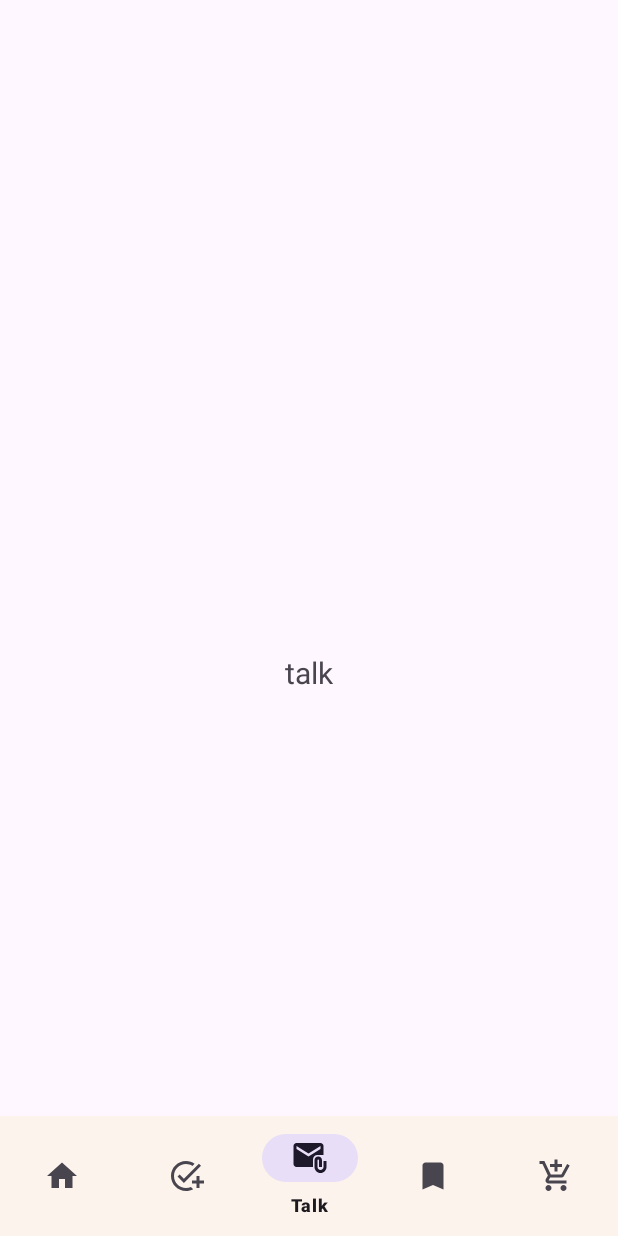
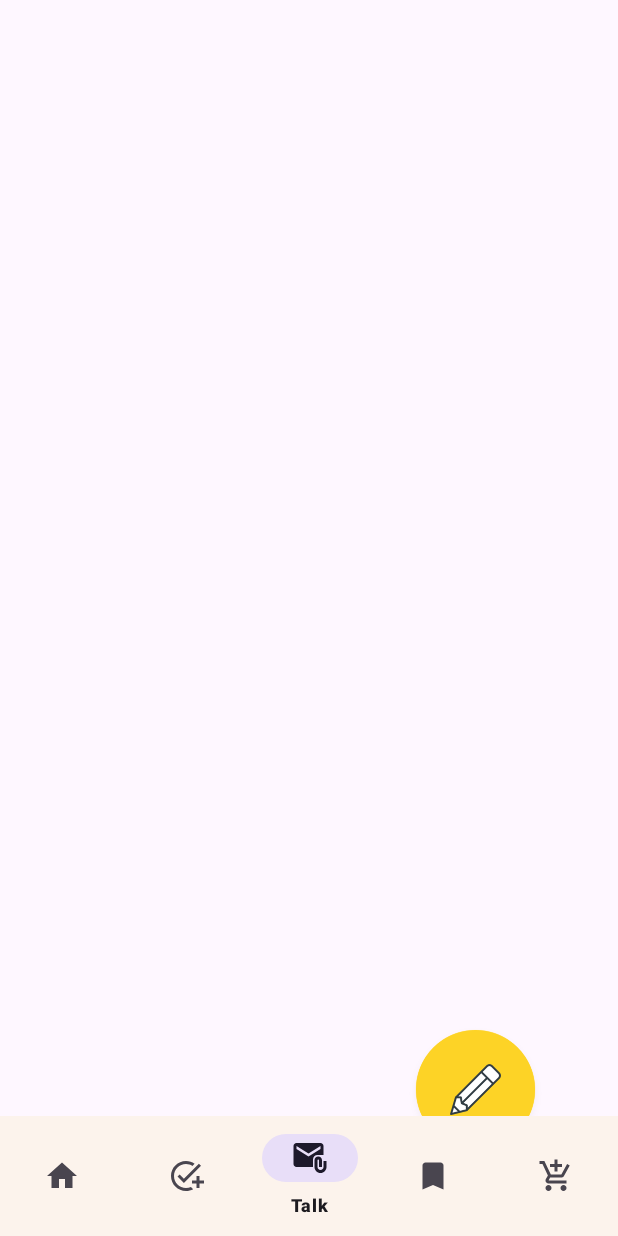
Before and after one commit to isDohyeon/solo-life-talk, an Android app: the TalkFragment screen opened through its navigation route, on a phone screen of 412 x 824 dp. Run offline under Robolectric (Android 15) with nearby library versions, the phone set to English and light mode, and no system bars; our stand-ins replace Firebase (no records; nobody signed in at launch, a user with empty details on screens opened directly), navigation-ui.

Commit message:
feat(talk) : 커뮤니티 글쓰기 기능 구현

```diff
--- a/app/src/main/AndroidManifest.xml
+++ b/app/src/main/AndroidManifest.xml
@@ -14,6 +14,9 @@
         android:supportsRtl="true"
         android:theme="@style/Theme.SoloLifeTalk"
         tools:targetApi="31">
+        <activity
+            android:name=".ui.talk.TalkWriteActivity"
+            android:exported="false" />
         <activity
             android:name=".ui.tip.ContentShowActivity"
             android:exported="false" />
--- a/app/src/main/java/hnu/multimedia/sololifetalk/ui/talk/TalkFragment.kt
+++ b/app/src/main/java/hnu/multimedia/sololifetalk/ui/talk/TalkFragment.kt
@@ -1,5 +1,6 @@
 package hnu.multimedia.sololifetalk.ui.talk
 
+import android.content.Intent
 import android.os.Bundle
 import android.view.LayoutInflater
 import android.view.View
@@ -9,25 +10,19 @@ import hnu.multimedia.sololifetalk.databinding.FragmentTalkBinding
 
 class TalkFragment : Fragment() {
 
-    private var _binding: FragmentTalkBinding? = null
-
-    // This property is only valid between onCreateView and
-    // onDestroyView.
-    private val binding get() = _binding!!
+    private val binding by lazy { FragmentTalkBinding.inflate(layoutInflater) }
 
     override fun onCreateView(
         inflater: LayoutInflater,
         container: ViewGroup?,
         savedInstanceState: Bundle?
     ): View {
-        _binding = FragmentTalkBinding.inflate(inflater, container, false)
-        val root: View = binding.root
 
-        return root
-    }
+        binding.imageViewWrite.setOnClickListener {
+            val intent = Intent(context, TalkWriteActivity::class.java)
+            startActivity(intent)
+        }
 
-    override fun onDestroyView() {
-        super.onDestroyView()
-        _binding = null
+        return binding.root
     }
 }
--- a/app/src/main/java/hnu/multimedia/sololifetalk/util/FirebaseRef.kt
+++ b/app/src/main/java/hnu/multimedia/sololifetalk/util/FirebaseRef.kt
@@ -9,6 +9,6 @@ class FirebaseRef {
         private val database = Firebase.database
         val contents = database.getReference("contents")
         val bookmarks = database.getReference("bookmarks")
-
+        val talk = database.getReference("talks")
     }
 }
--- a/app/src/main/res/layout/fragment_talk.xml
+++ b/app/src/main/res/layout/fragment_talk.xml
@@ -6,18 +6,13 @@
     android:layout_height="match_parent"
     tools:context=".ui.talk.TalkFragment">
 
-    <TextView
-        android:id="@+id/text_dashboard"
-        android:layout_width="match_parent"
-        android:layout_height="wrap_content"
-        android:layout_marginStart="8dp"
-        android:layout_marginTop="8dp"
-        android:layout_marginEnd="8dp"
-        android:text="talk"
-        android:textAlignment="center"
-        android:textSize="20sp"
+    <ImageView
+        android:id="@+id/imageViewWrite"
+        android:layout_width="90dp"
+        android:layout_height="90dp"
+        android:layout_marginEnd="50dp"
+        android:layout_marginBottom="50dp"
+        android:src="@drawable/btn_write"
         app:layout_constraintBottom_toBottomOf="parent"
-        app:layout_constraintEnd_toEndOf="parent"
-        app:layout_constraintStart_toStartOf="parent"
-        app:layout_constraintTop_toTopOf="parent" />
+        app:layout_constraintEnd_toEndOf="parent" />
 </androidx.constraintlayout.widget.ConstraintLayout>
```
Also changed, not shown: app/src/main/java/hnu/multimedia/sololifetalk/ui/talk/TalkModel.kt (added, +10 -0 lines), app/src/main/java/hnu/multimedia/sololifetalk/ui/talk/TalkWriteActivity.kt (added, +27 -0 lines), app/src/main/java/hnu/multimedia/sololifetalk/util/MyUtils.kt (added, +21 -0 lines), app/src/main/res/layout/activity_talk_write.xml (added, +50 -0 lines), app/src/main/res/drawable/btn_plus.png (added), app/src/main/res/drawable/btn_write.png (added).
